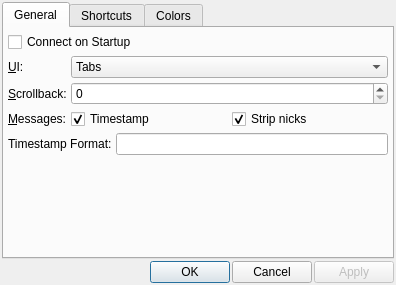
Old version of the form Quazaa/UI/dialogircsettings.ui in the repository c3c/quazaa.
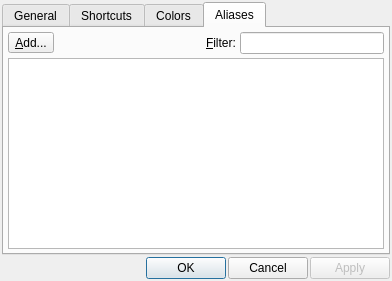
New version of the form. Icons and pictures are not drawn. Custom widgets are drawn as their Qt base class.

Diff of the .ui file:
```diff
--- a/Quazaa/UI/dialogircsettings.ui
+++ b/Quazaa/UI/dialogircsettings.ui
@@ -6,8 +6,8 @@
    <rect>
     <x>0</x>
     <y>0</y>
-    <width>396</width>
-    <height>285</height>
+    <width>392</width>
+    <height>281</height>
    </rect>
   </property>
   <property name="windowTitle">
@@ -27,7 +27,7 @@
    <item>
     <widget class="QTabWidget" name="tabWidgetSettings">
      <property name="currentIndex">
-      <number>0</number>
+      <number>3</number>
      </property>
      <widget class="QWidget" name="tabGeneral">
       <attribute name="title">
@@ -526,6 +526,74 @@
        </item>
       </layout>
      </widget>
+     <widget class="QWidget" name="tabAliases">
+      <attribute name="title">
+       <string>Aliases</string>
+      </attribute>
+      <layout class="QGridLayout" name="gridLayout">
+       <property name="margin">
+        <number>4</number>
+       </property>
+       <property name="spacing">
+        <number>4</number>
+       </property>
+       <item row="0" column="0">
+        <widget class="QToolButton" name="toolButtonAddAliases">
+         <property name="text">
+          <string>&amp;Add...</string>
+         </property>
+        </widget>
+       </item>
+       <item row="0" column="1">
+        <spacer name="horizontalSpacer_2">
+         <property name="orientation">
+          <enum>Qt::Horizontal</enum>
+         </property>
+         <property name="sizeHint" stdset="0">
+          <size>
+           <width>138</width>
+           <height>20</height>
+          </size>
+         </property>
+        </spacer>
+       </item>
+       <item row="0" column="2">
+        <widget class="QLabel" name="label_5">
+         <property name="text">
+          <string>&amp;Filter:</string>
+         </property>
+         <property name="buddy">
+          <cstring>lineEditAliasesFilter</cstring>
+         </property>
+        </widget>
+       </item>
+       <item row="0" column="3">
+        <widget class="QLineEdit" name="lineEditAliasesFilter"/>
+       </item>
+       <item row="1" column="0" colspan="4">
+        <widget class="QTreeView" name="treeViewAliases">
+         <property name="editTriggers">
+          <set>QAbstractItemView::AllEditTriggers</set>
+         </property>
+         <property name="rootIsDecorated">
+          <bool>false</bool>
+         </property>
+         <property name="uniformRowHeights">
+          <bool>true</bool>
+         </property>
+         <property name="sortingEnabled">
+          <bool>true</bool>
+         </property>
+         <property name="allColumnsShowFocus">
+          <bool>true</bool>
+         </property>
+         <attribute name="headerStretchLastSection">
+          <bool>false</bool>
+         </attribute>
+        </widget>
+       </item>
+      </layout>
+     </widget>
     </widget>
    </item>
    <item>
```
